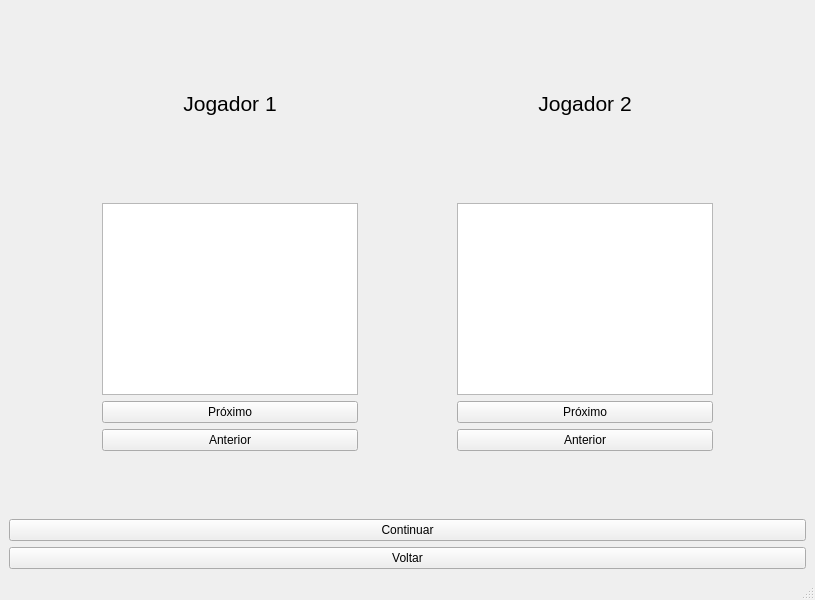
Old version of the form gui/escolha_jogador.ui in the repository arthurwinck/GeometryPool.
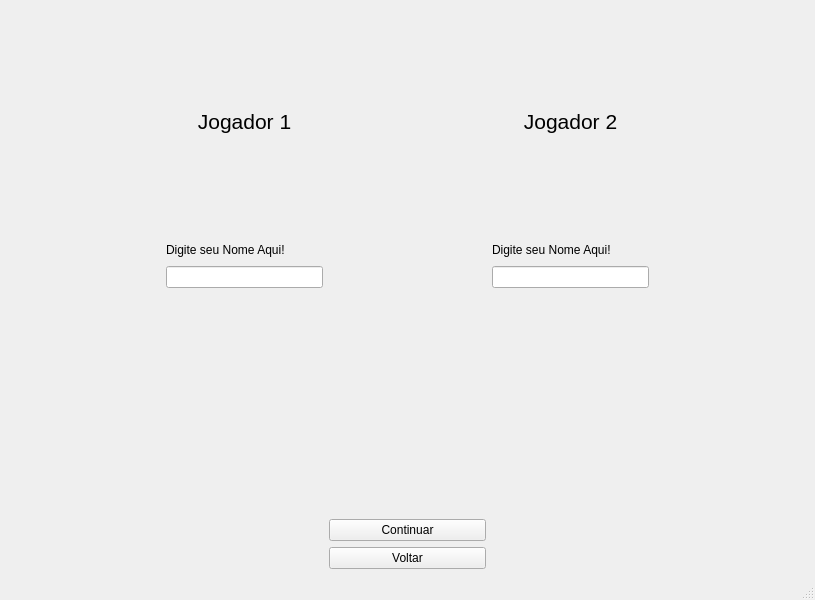
New version of the form.

Commit message: adicionar escolha jogador

Diff of the .ui file:
```diff
--- a/gui/escolha_jogador.ui
+++ b/gui/escolha_jogador.ui
@@ -17,7 +17,7 @@
    <layout class="QVBoxLayout" name="verticalLayout">
     <item>
      <layout class="QGridLayout" name="gridLayout">
-      <item row="1" column="3">
+      <item row="0" column="3">
        <widget class="QLabel" name="label_2">
         <property name="font">
          <font>
@@ -32,33 +32,27 @@
         </property>
        </widget>
       </item>
-      <item row="2" column="1">
-       <spacer name="verticalSpacer_2">
+      <item row="1" column="2">
+       <spacer name="horizontalSpacer">
         <property name="orientation">
-         <enum>Qt::Vertical</enum>
+         <enum>Qt::Horizontal</enum>
         </property>
         <property name="sizeHint" stdset="0">
          <size>
-          <width>20</width>
-          <height>40</height>
+          <width>40</width>
+          <height>20</height>
          </size>
         </property>
        </spacer>
       </item>
-      <item row="0" column="2">
-       <spacer name="verticalSpacer_4">
-        <property name="orientation">
-         <enum>Qt::Vertical</enum>
+      <item row="5" column="2">
+       <widget class="QPushButton" name="EJbuttonContinuar">
+        <property name="text">
+         <string>Continuar</string>
         </property>
-        <property name="sizeHint" stdset="0">
-         <size>
-          <width>20</width>
-          <height>40</height>
-         </size>
-        </property>
-       </spacer>
+       </widget>
       </item>
-      <item row="1" column="1">
+      <item row="0" column="1">
        <widget class="QLabel" name="label">
         <property name="font">
          <font>
@@ -73,7 +67,28 @@
         </property>
        </widget>
       </item>
-      <item row="3" column="0">
+      <item row="2" column="1">
+       <widget class="QLineEdit" name="lineEdit">
+        <property name="text">
+         <string/>
+        </property>
+       </widget>
+      </item>
+      <item row="1" column="3">
+       <widget class="QLabel" name="label_4">
+        <property name="text">
+         <string>Digite seu Nome Aqui! </string>
+        </property>
+       </widget>
+      </item>
+      <item row="2" column="3">
+       <widget class="QLineEdit" name="lineEdit_2">
+        <property name="text">
+         <string/>
+        </property>
+       </widget>
+      </item>
+      <item row="1" column="0">
        <spacer name="horizontalSpacer_2">
         <property name="orientation">
          <enum>Qt::Horizontal</enum>
@@ -86,23 +101,27 @@
         </property>
        </spacer>
       </item>
+      <item row="1" column="1">
+       <widget class="QLabel" name="label_3">
+        <property name="text">
+         <string>Digite seu Nome Aqui!</string>
+        </property>
+       </widget>
+      </item>
       <item row="3" column="1">
-       <widget class="QGraphicsView" name="graphicsView"/>
-      </item>
-      <item row="3" column="2">
-       <spacer name="horizontalSpacer">
+       <spacer name="verticalSpacer_2">
         <property name="orientation">
-         <enum>Qt::Horizontal</enum>
+         <enum>Qt::Vertical</enum>
         </property>
         <property name="sizeHint" stdset="0">
          <size>
-          <width>40</width>
-          <height>20</height>
+          <width>20</width>
+          <height>40</height>
          </size>
         </property>
        </spacer>
       </item>
-      <item row="3" column="4">
+      <item row="1" column="4">
        <spacer name="horizontalSpacer_3">
         <property name="orientation">
          <enum>Qt::Horizontal</enum>
@@ -115,51 +134,7 @@
         </property>
        </spacer>
       </item>
-      <item row="3" column="3">
-       <widget class="QGraphicsView" name="graphicsView_2"/>
-      </item>
-      <item row="4" column="1">
-       <widget class="QPushButton" name="proximoJog1">
-        <property name="text">
-         <string>Próximo</string>
-        </property>
-       </widget>
-      </item>
-      <item row="4" column="3">
-       <widget class="QPushButton" name="proximoJog2">
-        <property name="text">
-         <string>Próximo</string>
-        </property>
-       </widget>
-      </item>
-      <item row="5" column="1">
-       <widget class="QPushButton" name="anteriorJog1">
-        <property name="text">
-         <string>Anterior</string>
-        </property>
-       </widget>
-      </item>
-      <item row="5" column="3">
-       <widget class="QPushButton" name="anteriorJog2">
-        <property name="text">
-         <string>Anterior</string>
-        </property>
-       </widget>
-      </item>
-      <item row="6" column="1">
-       <spacer name="verticalSpacer">
-        <property name="orientation">
-         <enum>Qt::Vertical</enum>
-        </property>
-        <property name="sizeHint" stdset="0">
-         <size>
-          <width>20</width>
-          <height>40</height>
-         </size>
-        </property>
-       </spacer>
-      </item>
-      <item row="1" column="2">
+      <item row="0" column="2">
        <spacer name="verticalSpacer_3">
         <property name="orientation">
          <enum>Qt::Vertical</enum>
@@ -172,22 +147,15 @@
         </property>
        </spacer>
       </item>
+      <item row="6" column="2">
+       <widget class="QPushButton" name="EJbuttonVoltar">
+        <property name="text">
+         <string>Voltar</string>
+        </property>
+       </widget>
+      </item>
      </layout>
     </item>
-    <item>
-     <widget class="QPushButton" name="EJbuttonContinuar">
-      <property name="text">
-       <string>Continuar</string>
-      </property>
-     </widget>
-    </item>
-    <item>
-     <widget class="QPushButton" name="EJbuttonVoltar">
-      <property name="text">
-       <string>Voltar</string>
-      </property>
-     </widget>
-    </item>
    </layout>
   </widget>
   <widget class="QMenuBar" name="menubar">
```
Left out of the diff: 2 changed lines with no effect on the pictures. The commit also changes 9 other files.
